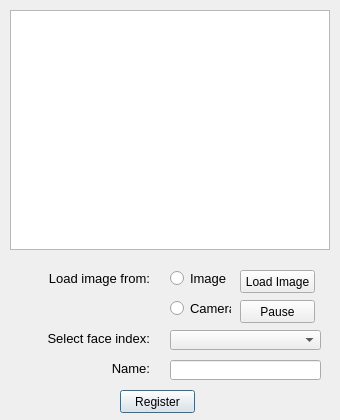
Above: faceregistration.ui from ShuaiHuang/FaceRecogUI before the change. Below: the same form after it.
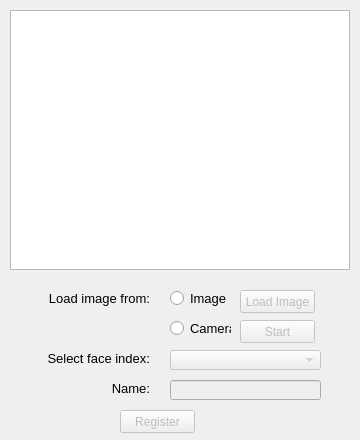
That is the form after the change.

Commit message: Update the radioButton behavior on the UI.

Diff of the .ui file:
```diff
--- a/faceregistration.ui
+++ b/faceregistration.ui
@@ -6,20 +6,20 @@
    <rect>
     <x>0</x>
     <y>0</y>
-    <width>340</width>
-    <height>420</height>
+    <width>360</width>
+    <height>440</height>
    </rect>
   </property>
   <property name="minimumSize">
    <size>
-    <width>340</width>
-    <height>420</height>
+    <width>360</width>
+    <height>440</height>
    </size>
   </property>
   <property name="maximumSize">
    <size>
-    <width>340</width>
-    <height>420</height>
+    <width>360</width>
+    <height>440</height>
    </size>
   </property>
   <property name="windowTitle">
@@ -30,16 +30,25 @@
     <rect>
      <x>10</x>
      <y>10</y>
-     <width>320</width>
-     <height>240</height>
+     <width>340</width>
+     <height>260</height>
     </rect>
    </property>
+   <property name="verticalScrollBarPolicy">
+    <enum>Qt::ScrollBarAsNeeded</enum>
+   </property>
+   <property name="horizontalScrollBarPolicy">
+    <enum>Qt::ScrollBarAsNeeded</enum>
+   </property>
+   <property name="sizeAdjustPolicy">
+    <enum>QAbstractScrollArea::AdjustIgnored</enum>
+   </property>
   </widget>
   <widget class="QLabel" name="sourceLabel">
    <property name="geometry">
     <rect>
      <x>20</x>
-     <y>270</y>
+     <y>290</y>
      <width>130</width>
      <height>16</height>
     </rect>
@@ -60,7 +69,7 @@
    <property name="geometry">
     <rect>
      <x>170</x>
-     <y>270</y>
+     <y>290</y>
      <width>61</width>
      <height>16</height>
     </rect>
@@ -78,7 +87,7 @@
    <property name="geometry">
     <rect>
      <x>170</x>
-     <y>300</y>
+     <y>320</y>
      <width>61</width>
      <height>16</height>
     </rect>
@@ -96,7 +105,7 @@
    <property name="geometry">
     <rect>
      <x>20</x>
-     <y>330</y>
+     <y>350</y>
      <width>130</width>
      <height>16</height>
     </rect>
@@ -114,10 +123,13 @@
    </property>
   </widget>
   <widget class="QComboBox" name="faceIndComboBox">
+   <property name="enabled">
+    <bool>false</bool>
+   </property>
    <property name="geometry">
     <rect>
      <x>170</x>
-     <y>330</y>
+     <y>350</y>
      <width>151</width>
      <height>20</height>
     </rect>
@@ -127,7 +139,7 @@
    <property name="geometry">
     <rect>
      <x>20</x>
-     <y>360</y>
+     <y>380</y>
      <width>130</width>
      <height>16</height>
     </rect>
@@ -145,20 +157,26 @@
    </property>
   </widget>
   <widget class="QLineEdit" name="nameLineEdit">
+   <property name="enabled">
+    <bool>false</bool>
+   </property>
    <property name="geometry">
     <rect>
      <x>170</x>
-     <y>360</y>
+     <y>380</y>
      <width>151</width>
      <height>20</height>
     </rect>
    </property>
   </widget>
   <widget class="QPushButton" name="regButton">
+   <property name="enabled">
+    <bool>false</bool>
+   </property>
    <property name="geometry">
     <rect>
      <x>120</x>
-     <y>390</y>
+     <y>410</y>
      <width>75</width>
      <height>23</height>
     </rect>
@@ -167,24 +185,30 @@
     <string>Register</string>
    </property>
   </widget>
-  <widget class="QPushButton" name="pauseButton">
+  <widget class="QPushButton" name="startPauseButton">
+   <property name="enabled">
+    <bool>false</bool>
+   </property>
    <property name="geometry">
     <rect>
      <x>240</x>
-     <y>300</y>
+     <y>320</y>
      <width>75</width>
      <height>23</height>
     </rect>
    </property>
    <property name="text">
-    <string>Pause</string>
+    <string>Start</string>
    </property>
   </widget>
   <widget class="QPushButton" name="loadImgButton">
+   <property name="enabled">
+    <bool>false</bool>
+   </property>
    <property name="geometry">
     <rect>
      <x>240</x>
-     <y>270</y>
+     <y>290</y>
      <width>75</width>
      <height>23</height>
     </rect>
```
The commit also changes 2 other files.
